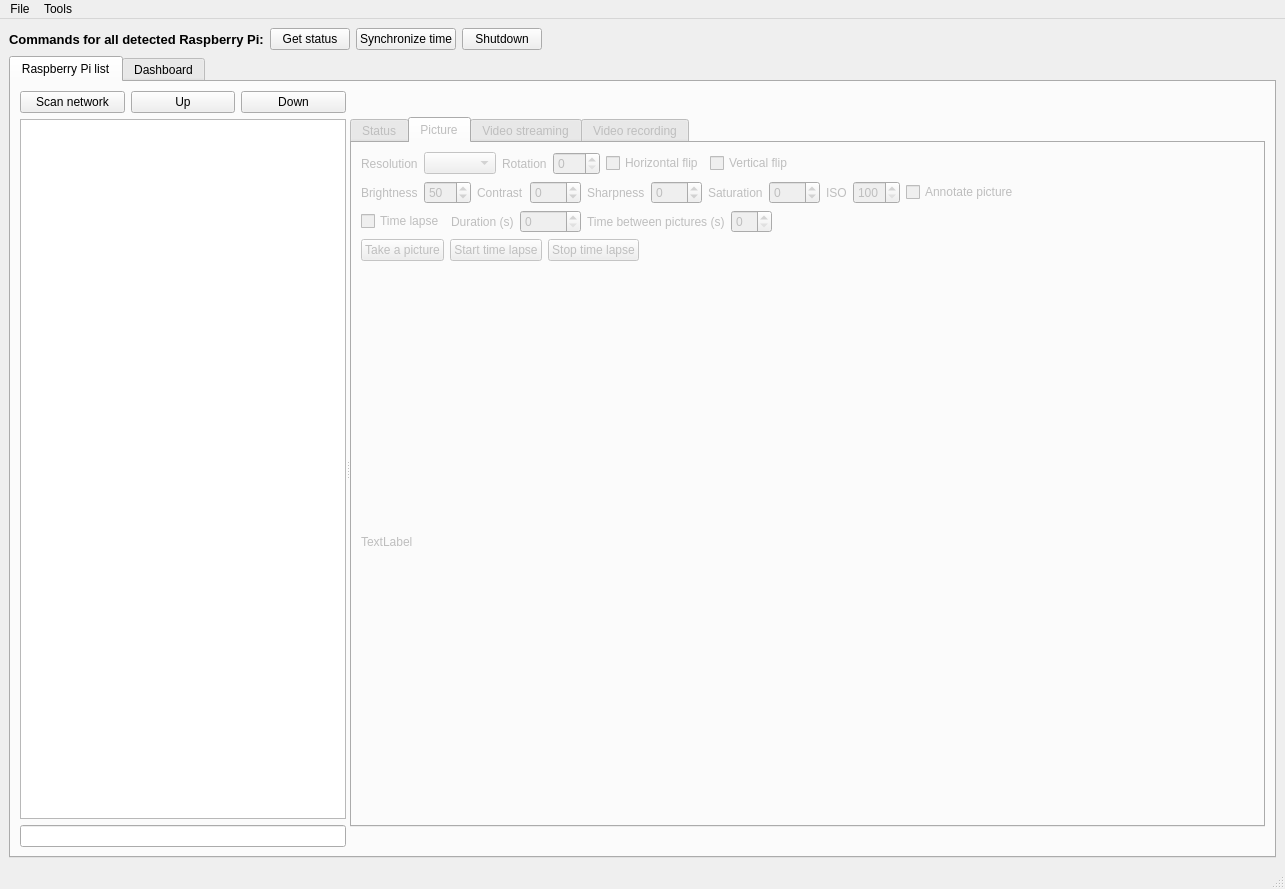
Before: the Qt Designer form src/coordinator/coordinator.ui in olivierfriard/raspberry_video-recording_coordinator, drawn with Qt 5.
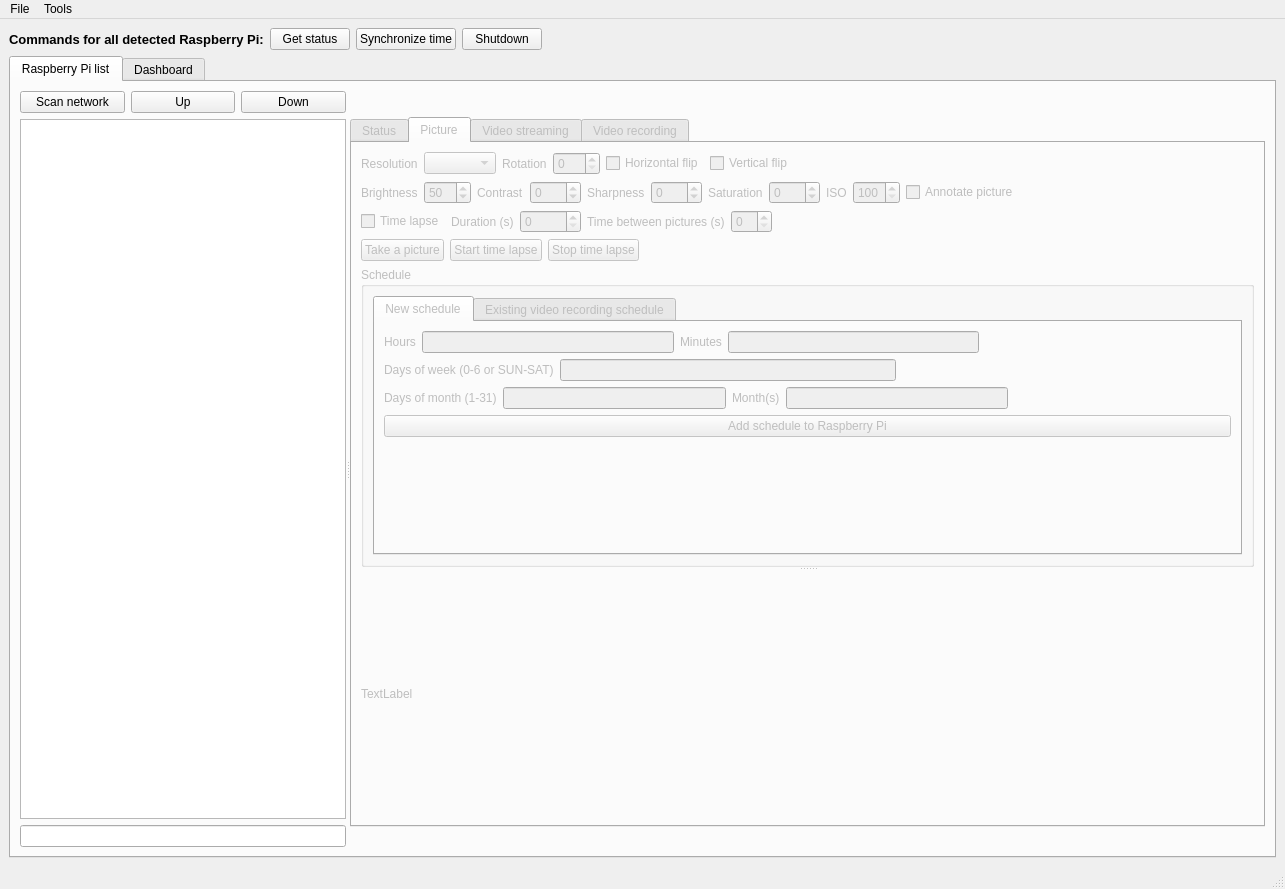
After: the same form once the commit is applied. The open tabs and pages were chosen to show the change.

What changed in the file:
```diff
--- a/src/coordinator/coordinator.ui
+++ b/src/coordinator/coordinator.ui
@@ -657,10 +657,265 @@
                  </layout>
                 </item>
                 <item>
-                 <widget class="QLabel" name="picture_lb">
-                  <property name="text">
-                   <string>TextLabel</string>
+                 <widget class="QSplitter" name="picture_splitter">
+                  <property name="sizePolicy">
+                   <sizepolicy hsizetype="Expanding" vsizetype="Expanding">
+                    <horstretch>0</horstretch>
+                    <verstretch>0</verstretch>
+                   </sizepolicy>
                   </property>
+                  <property name="orientation">
+                   <enum>Qt::Vertical</enum>
+                  </property>
+                  <widget class="QGroupBox" name="picture_schedule_gb">
+                   <property name="maximumSize">
+                    <size>
+                     <width>16777215</width>
+                     <height>300</height>
+                    </size>
+                   </property>
+                   <property name="title">
+                    <string>Schedule</string>
+                   </property>
+                   <layout class="QVBoxLayout" name="verticalLayout_16">
+                    <item>
+                     <widget class="QTabWidget" name="picture_schedule_tw">
+                      <property name="currentIndex">
+                       <number>0</number>
+                      </property>
+                      <widget class="QWidget" name="add_picture_schedule_tab">
+                       <attribute name="title">
+                        <string>New schedule</string>
+                       </attribute>
+                       <layout class="QVBoxLayout" name="verticalLayout_17">
+                        <item>
+                         <layout class="QHBoxLayout" name="horizontalLayout_25">
+                          <item>
+                           <widget class="QLabel" name="label_35">
+                            <property name="text">
+                             <string>Hours</string>
+                            </property>
+                           </widget>
+                          </item>
+                          <item>
+                           <widget class="QLineEdit" name="picture_hours_le">
+                            <property name="frame">
+                             <bool>true</bool>
+                            </property>
+                            <property name="clearButtonEnabled">
+                             <bool>false</bool>
+                            </property>
+                           </widget>
+                          </item>
+                          <item>
+                           <widget class="QLabel" name="label_36">
+                            <property name="text">
+                             <string>Minutes</string>
+                            </property>
+                           </widget>
+                          </item>
+                          <item>
+                           <widget class="QLineEdit" name="picture_minutes_le"/>
+                          </item>
+                          <item>
+                           <spacer name="horizontalSpacer_19">
+                            <property name="orientation">
+                             <enum>Qt::Horizontal</enum>
+                            </property>
+                            <property name="sizeHint" stdset="0">
+                             <size>
+                              <width>40</width>
+                              <height>20</height>
+                             </size>
+                            </property>
+                           </spacer>
+                          </item>
+                         </layout>
+                        </item>
+                        <item>
+                         <layout class="QHBoxLayout" name="horizontalLayout_26">
+                          <item>
+                           <widget class="QLabel" name="label_37">
+                            <property name="text">
+                             <string>Days of week (0-6 or SUN-SAT)</string>
+                            </property>
+                           </widget>
+                          </item>
+                          <item>
+                           <widget class="QLineEdit" name="picutre_days_of_week_le"/>
+                          </item>
+                          <item>
+                           <spacer name="horizontalSpacer_20">
+                            <property name="orientation">
+                             <enum>Qt::Horizontal</enum>
+                            </property>
+                            <property name="sizeHint" stdset="0">
+                             <size>
+                              <width>40</width>
+                              <height>20</height>
+                             </size>
+                            </property>
+                           </spacer>
+                          </item>
+                         </layout>
+                        </item>
+                        <item>
+                         <layout class="QHBoxLayout" name="horizontalLayout_27">
+                          <item>
+                           <widget class="QLabel" name="label_38">
+                            <property name="text">
+                             <string>Days of month (1-31)</string>
+                            </property>
+                           </widget>
+                          </item>
+                          <item>
+                           <widget class="QLineEdit" name="picture_days_of_month_le"/>
+                          </item>
+                          <item>
+                           <widget class="QLabel" name="label_39">
+                            <property name="text">
+                             <string>Month(s)</string>
+                            </property>
+                           </widget>
+                          </item>
+                          <item>
+                           <widget class="QLineEdit" name="picture_months_le"/>
+                          </item>
+                          <item>
+                           <spacer name="horizontalSpacer_21">
+                            <property name="orientation">
+                             <enum>Qt::Horizontal</enum>
+                            </property>
+                            <property name="sizeHint" stdset="0">
+                             <size>
+                              <width>40</width>
+                              <height>20</height>
+                             </size>
+                            </property>
+                           </spacer>
+                          </item>
+                         </layout>
+                        </item>
+                        <item>
+                         <widget class="QPushButton" name="configure_picutre_pb">
+                          <property name="text">
+                           <string>Add schedule to Raspberry Pi</string>
+                          </property>
+                         </widget>
+                        </item>
+                        <item>
+                         <spacer name="verticalSpacer_3">
+                          <property name="orientation">
+                           <enum>Qt::Vertical</enum>
+                          </property>
+                          <property name="sizeHint" stdset="0">
+                           <size>
+                            <width>20</width>
+                            <height>40</height>
+                           </size>
+                          </property>
+                         </spacer>
+                        </item>
+                       </layout>
+                      </widget>
+                      <widget class="QWidget" name="view_picture_schedule">
+                       <attribute name="title">
+                        <string>Existing video recording schedule</string>
+                       </attribute>
+                       <layout class="QVBoxLayout" name="verticalLayout_18">
+                        <item>
+                         <layout class="QVBoxLayout" name="verticalLayout_19">
+                          <item>
+                           <layout class="QHBoxLayout" name="horizontalLayout_28">
+                            <item>
+                             <widget class="QPushButton" name="view_picture_schedule_pb">
+                              <property name="text">
+                               <string>View schedule on Raspberry Pi</string>
+                              </property>
+                             </widget>
+                            </item>
+                            <item>
+                             <widget class="QPushButton" name="delete_picture_schedule_pb">
+                              <property name="text">
+                               <string>Delete schedule on Raspberry Pi</string>
+                              </property>
+                             </widget>
+                            </item>
+                            <item>
+                             <spacer name="horizontalSpacer_22">
+                              <property name="orientation">
+                               <enum>Qt::Horizontal</enum>
+                              </property>
+                              <property name="sizeHint" stdset="0">
+                               <size>
+                                <width>40</width>
+                                <height>20</height>
+                               </size>
+                              </property>
+                             </spacer>
+                            </item>
+                           </layout>
+                          </item>
+                          <item>
+                           <widget class="QTableWidget" name="picture_schedule_table">
+                            <property name="sizePolicy">
+                             <sizepolicy hsizetype="Expanding" vsizetype="Expanding">
+                              <horstretch>0</horstretch>
+                              <verstretch>0</verstretch>
+                             </sizepolicy>
+                            </property>
+                            <property name="maximumSize">
+                             <size>
+                              <width>16777215</width>
+                              <height>16777215</height>
+                             </size>
+                            </property>
+                            <property name="selectionMode">
+                             <enum>QAbstractItemView::SingleSelection</enum>
+                            </property>
+                            <property name="selectionBehavior">
+                             <enum>QAbstractItemView::SelectRows</enum>
+                            </property>
+                            <column>
+                             <property name="text">
+                              <string>minute</string>
+                             </property>
+                            </column>
+                            <column>
+                             <property name="text">
+                              <string>hour</string>
+                             </property>
+                            </column>
+                            <column>
+                             <property name="text">
+                              <string>day of month</string>
+                             </property>
+                            </column>
+                            <column>
+                             <property name="text">
+                              <string>month</string>
+                             </property>
+                            </column>
+                            <column>
+                             <property name="text">
+                              <string>day of week</string>
+                             </property>
+                            </column>
+                           </widget>
+                          </item>
+                         </layout>
+                        </item>
+                       </layout>
+                      </widget>
+                     </widget>
+                    </item>
+                   </layout>
+                  </widget>
+                  <widget class="QLabel" name="picture_lb">
+                   <property name="text">
+                    <string>TextLabel</string>
+                   </property>
+                  </widget>
                  </widget>
                 </item>
                </layout>
```
Left out of the diff: 21 changed lines with no effect on the pictures.
